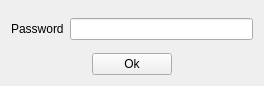
Qt form sources/gui/src/passwdwidget.ui (arcan1s/netctl-gui) before a commit.
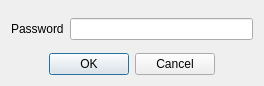
The same form after that commit.

Commit message: added settings window

What changed in the file:
```diff
--- a/sources/gui/src/passwdwidget.ui
+++ b/sources/gui/src/passwdwidget.ui
@@ -80,9 +80,9 @@
       </spacer>
      </item>
      <item>
-      <widget class="QPushButton" name="pushButton">
-       <property name="text">
-        <string>Ok</string>
+      <widget class="QDialogButtonBox" name="buttonBox">
+       <property name="standardButtons">
+        <set>QDialogButtonBox::Cancel|QDialogButtonBox::Ok</set>
        </property>
       </widget>
      </item>
```
The commit also changes 4 other files.
